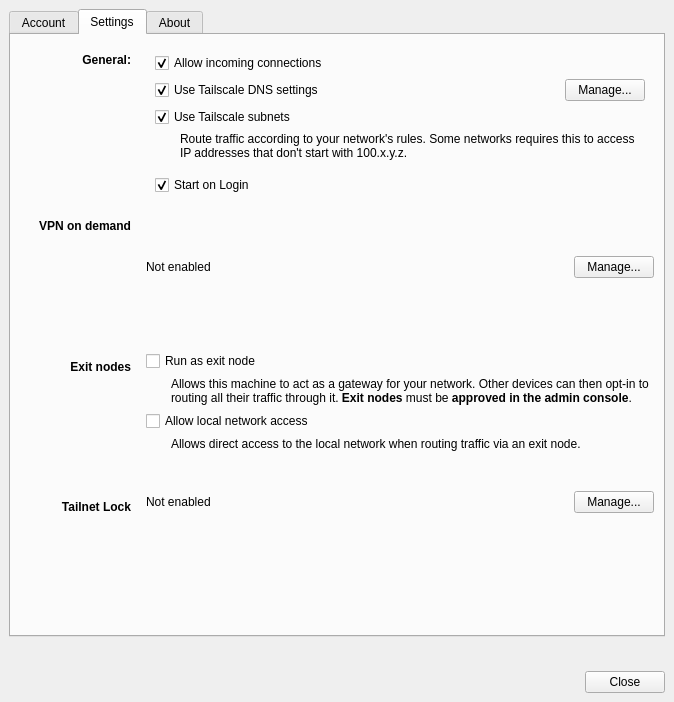
SneWs/tail-tray, file MainWindow.ui: the form before one commit.
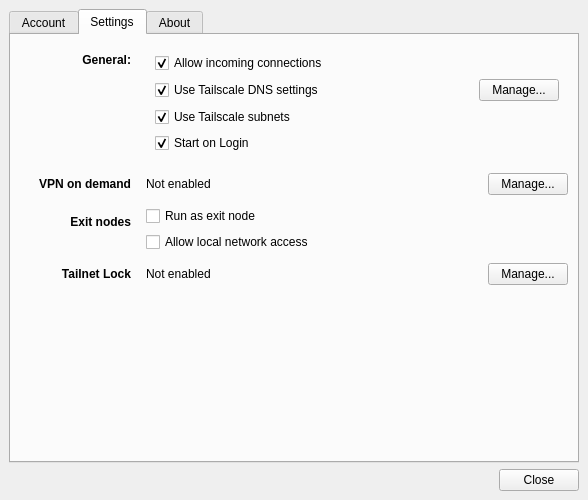
The form after the commit. Icons and pictures are not drawn.

Commit message: Cleanup Settings UI and fix constrains and vertical stacking to make it look properly arranged

Patch:
```diff
--- a/MainWindow.ui
+++ b/MainWindow.ui
@@ -9,8 +9,8 @@
    <rect>
     <x>0</x>
     <y>0</y>
-    <width>674</width>
-    <height>702</height>
+    <width>588</width>
+    <height>500</height>
    </rect>
   </property>
   <property name="sizePolicy">
@@ -22,7 +22,7 @@
   <property name="minimumSize">
    <size>
     <width>588</width>
-    <height>680</height>
+    <height>500</height>
    </size>
   </property>
   <property name="maximumSize">
@@ -589,6 +589,9 @@
        <layout class="QVBoxLayout" name="verticalLayout_13">
         <item>
          <layout class="QHBoxLayout" name="horizontalLayout_2">
+          <property name="sizeConstraint">
+           <enum>QLayout::SizeConstraint::SetDefaultConstraint</enum>
+          </property>
           <item>
            <layout class="QVBoxLayout" name="verticalLayout_4">
             <item>
@@ -620,23 +623,10 @@
                   <string>General:</string>
                  </property>
                  <property name="alignment">
-                  <set>Qt::AlignmentFlag::AlignRight|Qt::AlignmentFlag::AlignTrailing|Qt::AlignmentFlag::AlignVCenter</set>
+                  <set>Qt::AlignmentFlag::AlignRight|Qt::AlignmentFlag::AlignTop|Qt::AlignmentFlag::AlignTrailing</set>
                  </property>
                 </widget>
                </item>
-               <item>
-                <spacer name="verticalSpacer">
-                 <property name="orientation">
-                  <enum>Qt::Orientation::Vertical</enum>
-                 </property>
-                 <property name="sizeHint" stdset="0">
-                  <size>
-                   <width>20</width>
-                   <height>93</height>
-                  </size>
-                 </property>
-                </spacer>
-               </item>
               </layout>
              </widget>
             </item>
@@ -645,7 +635,7 @@
           <item>
            <widget class="QWidget" name="widget_2" native="true">
             <property name="sizePolicy">
-             <sizepolicy hsizetype="Preferred" vsizetype="MinimumExpanding">
+             <sizepolicy hsizetype="Preferred" vsizetype="Preferred">
               <horstretch>0</horstretch>
               <verstretch>0</verstretch>
              </sizepolicy>
@@ -705,43 +695,19 @@
                </property>
                <item>
                 <widget class="QCheckBox" name="chkUseTailscaleSubnets">
-                 <property name="text">
-                  <string>Use Tailscale subnets</string>
-                 </property>
-                 <property name="checked">
-                  <bool>true</bool>
-                 </property>
-                </widget>
-               </item>
-               <item>
-                <widget class="QLabel" name="label_2">
                  <property name="sizePolicy">
-                  <sizepolicy hsizetype="Preferred" vsizetype="Expanding">
+                  <sizepolicy hsizetype="Minimum" vsizetype="Minimum">
                    <horstretch>0</horstretch>
                    <verstretch>0</verstretch>
                   </sizepolicy>
                  </property>
-                 <property name="minimumSize">
-                  <size>
-                   <width>0</width>
-                   <height>40</height>
-                  </size>
-                 </property>
-                 <property name="font">
-                  <font>
-                   <pointsize>9</pointsize>
-                  </font>
-                 </property>
-                 <property name="styleSheet">
-                  <string notr="true">margin-left: 22px</string>
-                 </property>
-                 <property name="text">
+                 <property name="toolTip">
                   <string>&lt;html&gt;&lt;head/&gt;&lt;body&gt;&lt;p&gt;Route traffic according to your network's rules. Some networks requires this to access IP addresses that don't start with 100.x.y.z.&lt;/p&gt;&lt;/body&gt;&lt;/html&gt;</string>
                  </property>
-                 <property name="alignment">
-                  <set>Qt::AlignmentFlag::AlignLeading|Qt::AlignmentFlag::AlignLeft|Qt::AlignmentFlag::AlignTop</set>
+                 <property name="text">
+                  <string>Use Tailscale subnets</string>
                  </property>
-                 <property name="wordWrap">
+                 <property name="checked">
                   <bool>true</bool>
                  </property>
                 </widget>
@@ -794,23 +760,10 @@
                 <string>VPN on demand</string>
                </property>
                <property name="alignment">
-                <set>Qt::AlignmentFlag::AlignRight|Qt::AlignmentFlag::AlignTrailing|Qt::AlignmentFlag::AlignVCenter</set>
+                <set>Qt::AlignmentFlag::AlignRight|Qt::AlignmentFlag::AlignTop|Qt::AlignmentFlag::AlignTrailing</set>
                </property>
               </widget>
              </item>
-             <item>
-              <spacer name="verticalSpacer_3">
-               <property name="orientation">
-                <enum>Qt::Orientation::Vertical</enum>
-               </property>
-               <property name="sizeHint" stdset="0">
-                <size>
-                 <width>20</width>
-                 <height>102</height>
-                </size>
-               </property>
-              </spacer>
-             </item>
             </layout>
            </widget>
           </item>
@@ -867,22 +820,6 @@
               </item>
              </layout>
             </item>
-            <item>
-             <spacer name="verticalSpacer_7">
-              <property name="orientation">
-               <enum>Qt::Orientation::Vertical</enum>
-              </property>
-              <property name="sizeType">
-               <enum>QSizePolicy::Policy::Minimum</enum>
-              </property>
-              <property name="sizeHint" stdset="0">
-               <size>
-                <width>20</width>
-                <height>20</height>
-               </size>
-              </property>
-             </spacer>
-            </item>
            </layout>
           </item>
          </layout>
@@ -918,23 +855,10 @@
                 <string>Exit nodes</string>
                </property>
                <property name="alignment">
-                <set>Qt::AlignmentFlag::AlignRight|Qt::AlignmentFlag::AlignTrailing|Qt::AlignmentFlag::AlignVCenter</set>
+                <set>Qt::AlignmentFlag::AlignRight|Qt::AlignmentFlag::AlignTop|Qt::AlignmentFlag::AlignTrailing</set>
                </property>
               </widget>
              </item>
-             <item>
-              <spacer name="verticalSpacer_4">
-               <property name="orientation">
-                <enum>Qt::Orientation::Vertical</enum>
-               </property>
-               <property name="sizeHint" stdset="0">
-                <size>
-                 <width>20</width>
-                 <height>102</height>
-                </size>
-               </property>
-              </spacer>
-             </item>
             </layout>
            </widget>
           </item>
@@ -966,24 +890,6 @@
                 </item>
                </layout>
               </item>
-              <item>
-               <widget class="QLabel" name="label_6">
-                <property name="font">
-                 <font>
-                  <pointsize>9</pointsize>
-                 </font>
-                </property>
-                <property name="styleSheet">
-                 <string notr="true">margin-left: 22px</string>
-                </property>
-                <property name="text">
-                 <string>&lt;html&gt;&lt;head/&gt;&lt;body&gt;&lt;p&gt;Allows this machine to act as a gateway for your network. Other devices can then opt-in to routing all their traffic through it. &lt;span style=&quot; font-weight:700;&quot;&gt;Exit nodes&lt;/span&gt; must be &lt;span style=&quot; font-weight:700;&quot;&gt;approved in the admin console&lt;/span&gt;.&lt;/p&gt;&lt;/body&gt;&lt;/html&gt;</string>
-                </property>
-                <property name="wordWrap">
-                 <bool>true</bool>
-                </property>
-               </widget>
-              </item>
              </layout>
             </item>
             <item>
@@ -995,39 +901,8 @@
                 </property>
                </widget>
               </item>
-              <item>
-               <widget class="QLabel" name="label_7">
-                <property name="font">
-                 <font>
-                  <pointsize>9</pointsize>
-                 </font>
-                </property>
-                <property name="styleSheet">
-                 <string notr="true">margin-left: 22px</string>
-                </property>
-                <property name="text">
-                 <string>&lt;html&gt;&lt;head/&gt;&lt;body&gt;&lt;p&gt;Allows direct access to the local network when routing traffic via an exit node.&lt;/p&gt;&lt;/body&gt;&lt;/html&gt;</string>
-                </property>
-                <property name="wordWrap">
-                 <bool>true</bool>
-                </property>
-               </widget>
-              </item>
              </layout>
             </item>
-            <item>
-             <spacer name="verticalSpacer_9">
-              <property name="orientation">
-               <enum>Qt::Orientation::Vertical</enum>
-              </property>
-              <property name="sizeHint" stdset="0">
-               <size>
-                <width>20</width>
-                <height>11</height>
-               </size>
-              </property>
-             </spacer>
-            </item>
            </layout>
           </item>
          </layout>
@@ -1063,23 +938,10 @@
                 <string>Tailnet Lock</string>
                </property>
                <property name="alignment">
-                <set>Qt::AlignmentFlag::AlignRight|Qt::AlignmentFlag::AlignTrailing|Qt::AlignmentFlag::AlignVCenter</set>
+                <set>Qt::AlignmentFlag::AlignRight|Qt::AlignmentFlag::AlignTop|Qt::AlignmentFlag::AlignTrailing</set>
                </property>
               </widget>
              </item>
-             <item>
-              <spacer name="verticalSpacer_5">
-               <property name="orientation">
-                <enum>Qt::Orientation::Vertical</enum>
-               </property>
-               <property name="sizeHint" stdset="0">
-                <size>
-                 <width>20</width>
-                 <height>102</height>
-                </size>
-               </property>
-              </spacer>
-             </item>
             </layout>
            </widget>
           </item>
@@ -1124,23 +986,23 @@
               </item>
              </layout>
             </item>
-            <item>
-             <spacer name="verticalSpacer_8">
-              <property name="orientation">
-               <enum>Qt::Orientation::Vertical</enum>
-              </property>
-              <property name="sizeHint" stdset="0">
-               <size>
-                <width>20</width>
-                <height>11</height>
-               </size>
-              </property>
-             </spacer>
-            </item>
            </layout>
           </item>
          </layout>
         </item>
+        <item>
+         <spacer name="verticalSpacer">
+          <property name="orientation">
+           <enum>Qt::Orientation::Vertical</enum>
+          </property>
+          <property name="sizeHint" stdset="0">
+           <size>
+            <width>20</width>
+            <height>20</height>
+           </size>
+          </property>
+         </spacer>
+        </item>
        </layout>
       </widget>
       <widget class="QWidget" name="tabAbout">
@@ -1523,7 +1385,7 @@
       <property name="sizeHint" stdset="0">
        <size>
         <width>20</width>
-        <height>11</height>
+        <height>1</height>
        </size>
       </property>
      </spacer>
```
Left out of the diff: 8 changed lines with no effect on the pictures.
